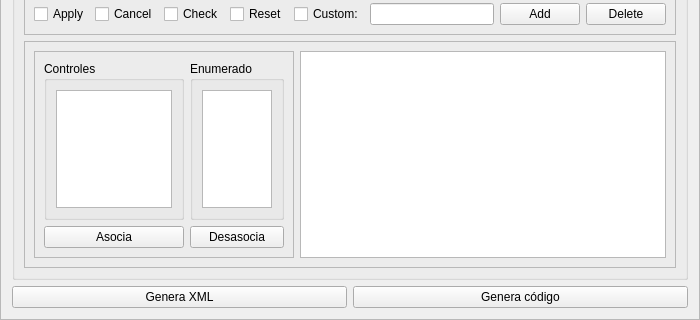
First picture: the form in src/gui/GeneratorPanel.ui, repository jbarceloperez/generadores, before the edit; both pictures show x 0 to 700 and y 200 to 520 of the 700 by 520 pixel window.
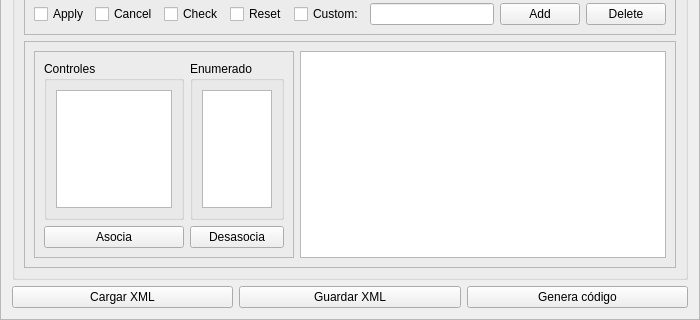
Second picture: the form after the edit.

The edit to the form file:
```diff
--- a/src/gui/GeneratorPanel.ui
+++ b/src/gui/GeneratorPanel.ui
@@ -391,7 +391,14 @@
      <item>
       <widget class="QPushButton" name="pbXml">
        <property name="text">
-        <string>Genera XML</string>
+        <string>Cargar XML</string>
+       </property>
+      </widget>
+     </item>
+     <item>
+      <widget class="QPushButton" name="pbSaveXml">
+       <property name="text">
+        <string>Guardar XML</string>
        </property>
       </widget>
      </item>
```
Left out of the diff: 2 changed lines with no effect on the pictures.
